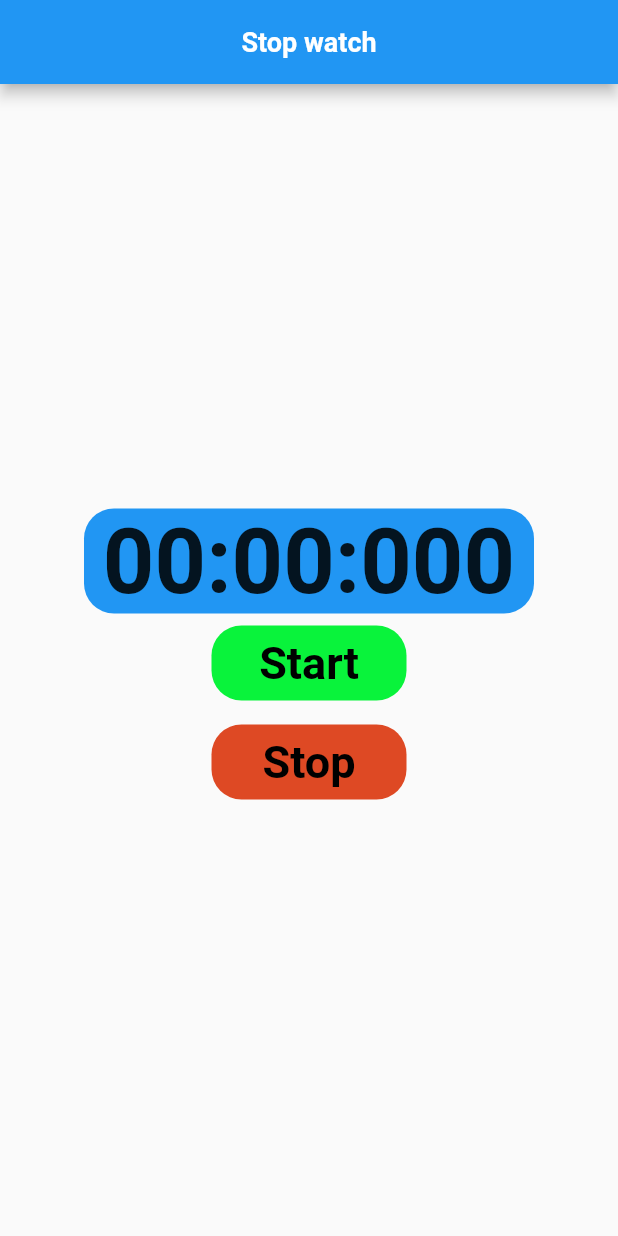
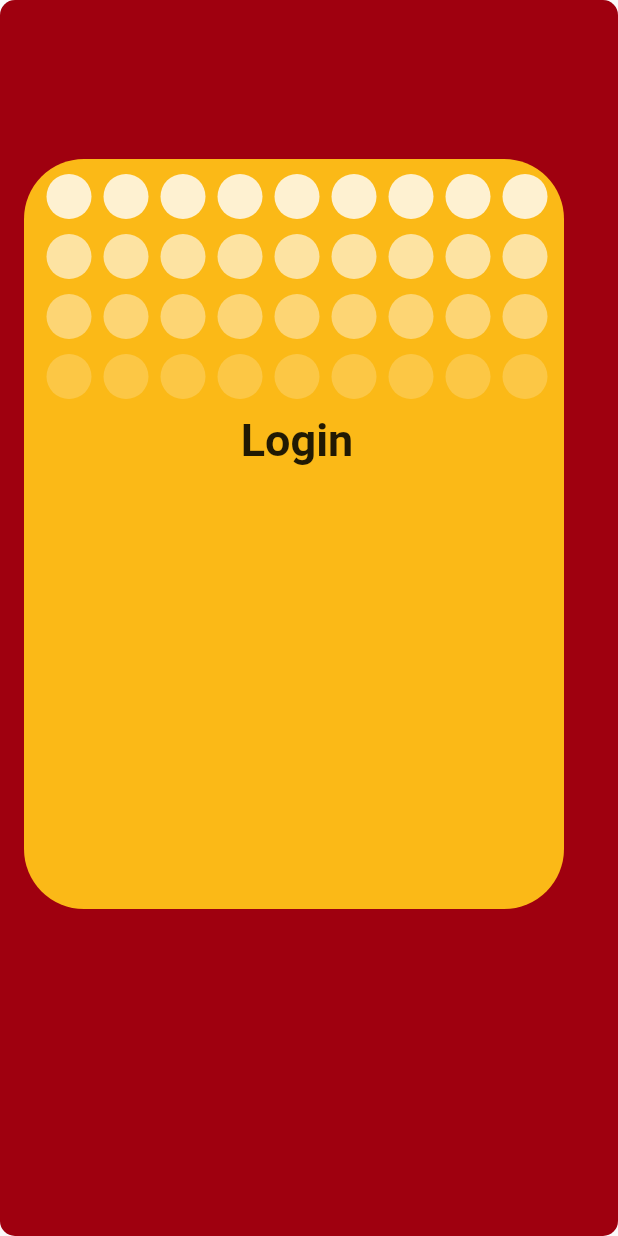
Before and after one commit to monixh/flutter_work, a Flutter app: the screen it shows after launch, on a phone screen of 412 x 824 dp. Run offline on Flutter 3.47's test engine with Material 2 defaults, Android fonts, the phone set to English and light mode, and no system bars; our stand-ins replace animated_bottom_navigation_bar.

Commit message:
login tried

```diff
--- a/lib/main.dart
+++ b/lib/main.dart
@@ -2,7 +2,9 @@ import 'package:flutter/material.dart';
 import 'package:flutter_application_1/screen/bottom_navigation_bar.dart';
 
 import 'package:flutter_application_1/screen/instagram_post.dart';
+import 'package:flutter_application_1/screen/login_screen.dart';
 import 'package:flutter_application_1/screen/stop_watch.dart';
+import 'package:flutter_application_1/widget/circle_column.dart';
 
 void main() {
   runApp(MyApp());
@@ -14,7 +16,7 @@ class MyApp extends StatelessWidget {
     return MaterialApp(
       title: "MeroApp",
       debugShowCheckedModeBanner: false,
-      home: StopWatchPractice(),
+      home: LoginScreenPractice(),
     );
   }
 }
--- a/lib/screen/instagram_post.dart
+++ b/lib/screen/instagram_post.dart
@@ -10,6 +10,7 @@ class InstaPost extends StatelessWidget {
     return DefaultTabController(
         length: 3,
         child: Scaffold(
+            extendBody: true,
             body: SafeArea(
               child: Padding(
                 padding: const EdgeInsets.all(15.0),
--- /dev/null
+++ b/lib/screen/login_screen.dart
@@ -0,0 +1,431 @@
+import 'package:flutter/material.dart';
+import 'package:flutter/src/widgets/container.dart';
+import 'package:flutter/src/widgets/framework.dart';
+
+class LoginScreenPractice extends StatefulWidget {
+  const LoginScreenPractice({super.key});
+
+  @override
+  State<LoginScreenPractice> createState() => _LoginScreenPracticeState();
+}
+
+class _LoginScreenPracticeState extends State<LoginScreenPractice> {
+  @override
+  Widget build(BuildContext context) {
+    return Scaffold(
+        body: Stack(children: [
+      Container(
+        height: double.infinity,
+        width: double.infinity,
+        decoration: BoxDecoration(
+            borderRadius: BorderRadius.circular(10), color: Color(0xff9F000F)),
+      ),
+      Positioned(
+        top: 90,
+        child: Padding(
+          padding: const EdgeInsets.all(16.0),
+          child: Stack(children: [
+            Container(
+              height: 500,
+              width: 360,
+              decoration: BoxDecoration(
+                  shape: BoxShape.rectangle,
+                  borderRadius: BorderRadius.circular(40),
+                  color: Color(0xffFBB917)),
+            ),
+            Positioned(
+              top: 10,
+              left: 15,
+              child: Column(
+                mainAxisAlignment: MainAxisAlignment.center,
+                children: [
+                  Row(
+                    children: [
+                      Container(
+                        height: 30,
+                        width: 30,
+                        decoration: BoxDecoration(
+                            shape: BoxShape.circle,
+                            color: Colors.white.withOpacity(0.8)),
+                      ),
+                      SizedBox(
+                        width: 8,
+                      ),
+                      Container(
+                        height: 30,
+                        width: 30,
+                        decoration: BoxDecoration(
+                            shape: BoxShape.circle,
+                            color: Colors.white.withOpacity(0.8)),
+                      ),
+                      SizedBox(
+                        width: 8,
+                      ),
+                      Container(
+                        height: 30,
+                        width: 30,
+                        decoration: BoxDecoration(
+                            shape: BoxShape.circle,
+                            color: Colors.white.withOpacity(0.8)),
+                      ),
+                      SizedBox(
+                        width: 8,
+                      ),
+                      Container(
+                        height: 30,
+                        width: 30,
+                        decoration: BoxDecoration(
+                            shape: BoxShape.circle,
+                            color: Colors.white.withOpacity(0.8)),
+                      ),
+                      SizedBox(
+                        width: 8,
+                      ),
+                      Container(
+                        height: 30,
+                        width: 30,
+                        decoration: BoxDecoration(
+                            shape: BoxShape.circle,
+                            color: Colors.white.withOpacity(0.8)),
+                      ),
+                      SizedBox(
+                        width: 8,
+                      ),
+                      Container(
+                        height: 30,
+                        width: 30,
+                        decoration: BoxDecoration(
+                            shape: BoxShape.circle,
+                            color: Colors.white.withOpacity(0.8)),
+                      ),
+                      SizedBox(
+                        width: 8,
+                      ),
+                      Container(
+                        height: 30,
+                        width: 30,
+                        decoration: BoxDecoration(
+                            shape: BoxShape.circle,
+                            color: Colors.white.withOpacity(0.8)),
+                      ),
+                      SizedBox(
+                        width: 8,
+                      ),
+                      Container(
+                        height: 30,
+                        width: 30,
+                        decoration: BoxDecoration(
+                            shape: BoxShape.circle,
+                            color: Colors.white.withOpacity(0.8)),
+                      ),
+                      SizedBox(
+                        width: 8,
+                      ),
+                      Container(
+                        height: 30,
+                        width: 30,
+                        decoration: BoxDecoration(
+                            shape: BoxShape.circle,
+                            color: Colors.white.withOpacity(0.8)),
+                      ),
+                    ],
+                  ),
+                  SizedBox(
+                    height: 10,
+                  ),
+                  Row(
+                    children: [
+                      Container(
+                        height: 30,
+                        width: 30,
+                        decoration: BoxDecoration(
+                            shape: BoxShape.circle,
+                            color: Colors.white.withOpacity(0.6)),
+                      ),
+                      SizedBox(
+                        width: 8,
+                      ),
+                      Container(
+                        height: 30,
+                        width: 30,
+                        decoration: BoxDecoration(
+                            shape: BoxShape.circle,
+                            color: Colors.white.withOpacity(0.6)),
+                      ),
+                      SizedBox(
+                        width: 8,
+                      ),
+                      Container(
+                        height: 30,
+                        width: 30,
+                        decoration: BoxDecoration(
+                            shape: BoxShape.circle,
+                            color: Colors.white.withOpacity(0.6)),
+                      ),
+                      SizedBox(
+                        width: 8,
+                      ),
+                      Container(
+                        height: 30,
+                        width: 30,
+                        decoration: BoxDecoration(
+                            shape: BoxShape.circle,
+                            color: Colors.white.withOpacity(0.6)),
+                      ),
+                      SizedBox(
+                        width: 8,
+                      ),
+                      Container(
+                        height: 30,
+                        width: 30,
+                        decoration: BoxDecoration(
+                            shape: BoxShape.circle,
+                            color: Colors.white.withOpacity(0.6)),
+                      ),
+                      SizedBox(
+                        width: 8,
+                      ),
+                      Container(
+                        height: 30,
+                        width: 30,
+                        decoration: BoxDecoration(
+                            shape: BoxShape.circle,
+                            color: Colors.white.withOpacity(0.6)),
+                      ),
+                      SizedBox(
+                        width: 8,
+                      ),
+                      Container(
+                        height: 30,
+                        width: 30,
+                        decoration: BoxDecoration(
+                            shape: BoxShape.circle,
+                            color: Colors.white.withOpacity(0.6)),
+                      ),
+                      SizedBox(
+                        width: 8,
+                      ),
+                      Container(
+                        height: 30,
+                        width: 30,
+                        decoration: BoxDecoration(
+                            shape: BoxShape.circle,
+                            color: Colors.white.withOpacity(0.6)),
+                      ),
+                      SizedBox(
+                        width: 8,
+                      ),
+                      Container(
+                        height: 30,
+                        width: 30,
+                        decoration: BoxDecoration(
+                            shape: BoxShape.circle,
+                            color: Colors.white.withOpacity(0.6)),
+                      ),
+                    ],
+                  ),
+                  SizedBox(
+                    height: 10,
+                  ),
+                  Row(
+                    children: [
+                      Container(
+                        height: 30,
+                        width: 30,
+                        decoration: BoxDecoration(
+                            shape: BoxShape.circle,
+                            color: Colors.white.withOpacity(0.4)),
+                      ),
+                      SizedBox(
+                        width: 8,
+                      ),
+                      Container(
+                        height: 30,
+                        width: 30,
+                        decoration: BoxDecoration(
+                            shape: BoxShape.circle,
+                            color: Colors.white.withOpacity(0.4)),
+                      ),
+                      SizedBox(
+                        width: 8,
+                      ),
+                      Container(
+                        height: 30,
+                        width: 30,
+                        decoration: BoxDecoration(
+                            shape: BoxShape.circle,
+                            color: Colors.white.withOpacity(0.4)),
+                      ),
+                      SizedBox(
+                        width: 8,
+                      ),
+                      Container(
+                        height: 30,
+                        width: 30,
+                        decoration: BoxDecoration(
+                            shape: BoxShape.circle,
+                            color: Colors.white.withOpacity(0.4)),
+                      ),
+                      SizedBox(
+                        width: 8,
+                      ),
+                      Container(
+                        height: 30,
+                        width: 30,
+                        decoration: BoxDecoration(
+                            shape: BoxShape.circle,
+                            color: Colors.white.withOpacity(0.4)),
+                      ),
+                      SizedBox(
+                        width: 8,
+                      ),
+                      Container(
+                        height: 30,
+                        width: 30,
+                        decoration: BoxDecoration(
+                            shape: BoxShape.circle,
+                            color: Colors.white.withOpacity(0.4)),
+                      ),
+                      SizedBox(
+                        width: 8,
+                      ),
+                      Container(
+                        height: 30,
+                        width: 30,
+                        decoration: BoxDecoration(
+                            shape: BoxShape.circle,
+                            color: Colors.white.withOpacity(0.4)),
+                      ),
+                      SizedBox(
+                        width: 8,
+                      ),
+                      Container(
+                        height: 30,
+                        width: 30,
+                        decoration: BoxDecoration(
+                            shape: BoxShape.circle,
+                            color: Colors.white.withOpacity(0.4)),
+                      ),
+                      SizedBox(
+                        width: 8,
+                      ),
+                      Container(
+                        height: 30,
+                        width: 30,
+                        decoration: BoxDecoration(
+                            shape: BoxShape.circle,
+                            color: Colors.white.withOpacity(0.4)),
+                      ),
+                    ],
+                  ),
+                  SizedBox(
+                    height: 10,
+                  ),
+                  Row(
+                    children: [
+                      Container(
+                        height: 30,
+                        width: 30,
+                        decoration: BoxDecoration(
+                            shape: BoxShape.circle,
+                            color: Colors.white.withOpacity(0.2)),
+                      ),
+                      SizedBox(
+                        width: 8,
+                      ),
+                      Container(
+                        height: 30,
+                        width: 30,
+                        decoration: BoxDecoration(
+                            shape: BoxShape.circle,
+                            color: Colors.white.withOpacity(0.2)),
+                      ),
+                      SizedBox(
+                        width: 8,
+                      ),
+                      Container(
+                        height: 30,
+                        width: 30,
+                        decoration: BoxDecoration(
+                            shape: BoxShape.circle,
+                            color: Colors.white.withOpacity(0.2)),
+                      ),
+                      SizedBox(
+                        width: 8,
+                      ),
+                      Container(
+                        height: 30,
+                        width: 30,
+                        decoration: BoxDecoration(
+                            shape: BoxShape.circle,
+                            color: Colors.white.withOpacity(0.2)),
+                      ),
+                      SizedBox(
+                        width: 8,
+                      ),
+                      Container(
+                        height: 30,
+                        width: 30,
+                        decoration: BoxDecoration(
+                            shape: BoxShape.circle,
+                            color: Colors.white.withOpacity(0.2)),
+                      ),
+                      SizedBox(
+                        width: 8,
+                      ),
+                      Container(
+                        height: 30,
+                        width: 30,
+                        decoration: BoxDecoration(
+                            shape: BoxShape.circle,
+                            color: Colors.white.withOpacity(0.2)),
+                      ),
+                      SizedBox(
+                        width: 8,
+                      ),
+                      Container(
+                        height: 30,
+                        width: 30,
+                        decoration: BoxDecoration(
+                            shape: BoxShape.circle,
+                            color: Colors.white.withOpacity(0.2)),
+                      ),
+                      SizedBox(
+                        width: 8,
+                      ),
+                      Container(
+                        height: 30,
+                        width: 30,
+                        decoration: BoxDecoration(
+                            shape: BoxShape.circle,
+                            color: Colors.white.withOpacity(0.2)),
+                      ),
+                      SizedBox(
+                        width: 8,
+                      ),
+                      Container(
+                        height: 30,
+                        width: 30,
+                        decoration: BoxDecoration(
+                            shape: BoxShape.circle,
+                            color: Colors.white.withOpacity(0.2)),
+                      ),
+                    ],
+                  ),
+                  SizedBox(
+                    height: 10,
+                  ),
+                  Text("Login",
+                      style: TextStyle(
+                        fontWeight: FontWeight.bold,
+                        fontSize: 30,
+                      )),
+                ],
+              ),
+            ),
+          ]),
+        ),
+      ),
+    ]));
+  }
+}
--- a/lib/screen/stop_watch.dart
+++ b/lib/screen/stop_watch.dart
@@ -12,29 +12,17 @@ class StopWatchPractice extends StatefulWidget {
 }
 
 class _StopWatchPracticeState extends State<StopWatchPractice> {
-  late Stopwatch stopwatch;
-  late Timer timer;
-  void StopTimer() {
-    if (stopwatch.isRunning) stopwatch.stop();
+  bool startIsPressed = true;
+  bool stopIsPressed = true;
+  bool resetIsPressed = true;
+
+  void startStopwatch() {}
+  void stopStopwatch() {}
+  void resetStopwatch() {}
+  @override
+  Widget build(BuildContext context) {
+    return Container();
   }
-
-  String showTime() {
-    var milli = stopwatch.elapsed.inMilliseconds;
-    return "$milli";
-  }
-
-  void StartTimer() {
-    stopwatch.start();
-    setState(() {});
-  }
-
-  @override
-  void initState() {
-    super.initState();
-    stopwatch = Stopwatch();
-    timer = Timer.periodic(Duration(milliseconds: 10), (timer) {
-      setState(() {});
-    });
 }
 
 @override
@@ -65,9 +53,7 @@ class _StopWatchPracticeState extends State<StopWatchPractice> {
               ),
             ),
             TextButton(
-                  onPressed: () {
-                    StartTimer();
-                  },
+                onPressed: () {},
                 child: Container(
                   height: 50,
                   width: 130,
@@ -86,9 +72,7 @@ class _StopWatchPracticeState extends State<StopWatchPractice> {
                   ),
                 )),
             TextButton(
-                  onPressed: () {
-                    StopTimer();
-                  },
+                onPressed: () {},
                 child: Container(
                   height: 50,
                   width: 130,
@@ -106,8 +90,26 @@ class _StopWatchPracticeState extends State<StopWatchPractice> {
                     textAlign: TextAlign.center,
                   ),
                 )),
+            TextButton(
+                onPressed: () {},
+                child: Container(
+                  height: 50,
+                  width: 130,
+                  alignment: Alignment.center,
+                  decoration: BoxDecoration(
+                      shape: BoxShape.rectangle,
+                      borderRadius: BorderRadius.circular(20),
+                      color: Color.fromARGB(255, 32, 9, 243)),
+                  child: Text(
+                    "Reset",
+                    style: TextStyle(
+                        fontWeight: FontWeight.bold,
+                        fontSize: 30,
+                        color: Colors.black),
+                    textAlign: TextAlign.center,
+                  ),
+                )),
           ],
         ),
       ));
 }
-}
--- /dev/null
+++ b/lib/widget/circle_column.dart
@@ -0,0 +1,15 @@
+import 'package:flutter/material.dart';
+import 'package:flutter/src/widgets/container.dart';
+import 'package:flutter/src/widgets/framework.dart';
+
+class FirstRow extends StatelessWidget {
+  const FirstRow({super.key});
+
+  @override
+  Widget build(BuildContext context) {
+    return Scaffold(
+        body: Container(
+      child: TextField(),
+    ));
+  }
+}
```
Lines whose indentation alone changed are shown as unchanged.
